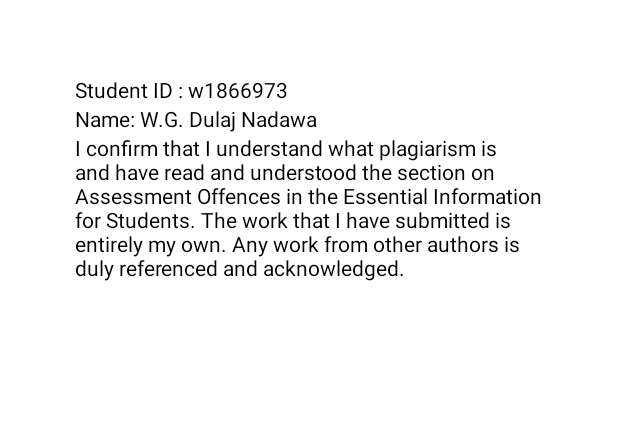
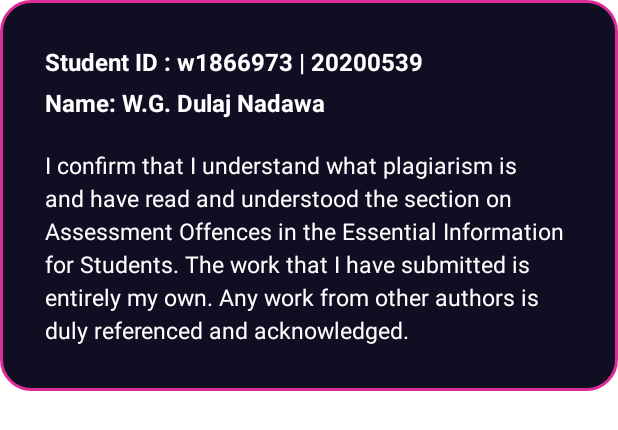
Before and after one commit to dnadawa/DiceDash, an Android app: the layout about_dialog.xml on its own in the app's theme, with its tools: preview values and no code run, on a phone screen of 412 x 824 dp. Shown: the top 430 px of the screen. Run offline under Robolectric (Android 15) with nearby library versions, the phone set to English and light mode, and no system bars.

Commit message:
Finish ui in home page

```diff
--- a/app/src/main/java/com/w1866973/diceroller/AboutDialog.kt
+++ b/app/src/main/java/com/w1866973/diceroller/AboutDialog.kt
@@ -2,9 +2,7 @@ package com.w1866973.diceroller
 
 import android.app.Dialog
 import android.content.Context
-import androidx.appcompat.app.AppCompatActivity
 import android.os.Bundle
-import android.view.View
 import android.view.Window
 
 class AboutDialog(context: Context) : Dialog(context) {
@@ -15,6 +13,6 @@ class AboutDialog(context: Context) : Dialog(context) {
     override fun onCreate(savedInstanceState: Bundle?) {
         super.onCreate(savedInstanceState)
         requestWindowFeature(Window.FEATURE_NO_TITLE)
-        setContentView(R.layout.activity_about_dialog)
+        setContentView(R.layout.about_dialog)
     }
 }
--- a/app/src/main/java/com/w1866973/diceroller/GameActivity.kt
+++ b/app/src/main/java/com/w1866973/diceroller/GameActivity.kt
@@ -342,7 +342,7 @@ class GameActivity : AppCompatActivity() {
         val inflater: LayoutInflater =
             getSystemService(Context.LAYOUT_INFLATER_SERVICE) as LayoutInflater
         val popupView: View = inflater.inflate(R.layout.game_result_dialog, null)
-        popupView.animation = AnimationUtils.loadAnimation(this, R.anim.pop_up_animation)
+        popupView.animation = AnimationUtils.loadAnimation(this, R.anim.pop_up_show)
 
         val messageTextView = popupView.findViewById<TextView>(R.id.lblWinningStatus)
         messageTextView.text = message
@@ -359,7 +359,7 @@ class GameActivity : AppCompatActivity() {
         // Create an overlay view that covers the entire screen except for the popup window
         val parentView = window.decorView.rootView as ViewGroup
         val overlayView = View(this)
-        overlayView.setBackgroundColor(Color.parseColor("#88000000"))
+        overlayView.setBackgroundResource(R.color.dimmed_background)
         val params = ViewGroup.LayoutParams(
             ViewGroup.LayoutParams.MATCH_PARENT,
             ViewGroup.LayoutParams.MATCH_PARENT
@@ -372,7 +372,7 @@ class GameActivity : AppCompatActivity() {
         val inflater: LayoutInflater =
             getSystemService(Context.LAYOUT_INFLATER_SERVICE) as LayoutInflater
         val popupView: View = inflater.inflate(R.layout.settings_dialog, null)
-        popupView.animation = AnimationUtils.loadAnimation(this, R.anim.pop_up_animation)
+        popupView.animation = AnimationUtils.loadAnimation(this, R.anim.pop_up_show)
 
         val popupWindow = PopupWindow(
             popupView,
--- /dev/null
+++ b/app/src/main/res/drawable/pop_up_background.xml
@@ -0,0 +1,6 @@
+<?xml version="1.0" encoding="UTF-8"?>
+<shape xmlns:android="http://schemas.android.com/apk/res/android">
+    <solid android:color="@color/background"/>
+    <stroke android:width="2dp" android:color="@color/secondary" />
+    <corners android:radius="20dp"/>
+</shape>
--- a/app/src/main/res/layout/activity_about_dialog.xml
+++ b/app/src/main/res/layout/about_dialog.xml
@@ -1,28 +1,36 @@
 <LinearLayout xmlns:android="http://schemas.android.com/apk/res/android"
     android:layout_width="wrap_content"
     android:layout_height="wrap_content"
-    android:background="@color/white"
+    android:background="@drawable/pop_up_background"
     android:orientation="vertical"
-    android:padding="50dp">
+    android:padding="30dp">
 
     <TextView
         android:id="@+id/textView2"
         android:layout_width="match_parent"
         android:layout_height="wrap_content"
-        android:text="Student ID : w1866973"
-        android:textColor="@color/black" />
+        android:text="Student ID : w1866973 | 20200539"
+        android:textStyle="bold"
+        android:textSize="16sp"
+        android:layout_marginBottom="5dp"
+        android:textColor="@color/white" />
 
     <TextView
         android:id="@+id/textView3"
         android:layout_width="match_parent"
         android:layout_height="wrap_content"
+        android:textStyle="bold"
+        android:textSize="16sp"
         android:text="Name: W.G. Dulaj Nadawa"
-        android:textColor="@color/black" />
+        android:textColor="@color/white" />
 
     <TextView
         android:id="@+id/textView4"
         android:layout_width="match_parent"
         android:layout_height="wrap_content"
+        android:layout_marginTop="20dp"
+        android:textSize="15sp"
+        android:lineSpacingExtra="4dp"
         android:text="I confirm that I understand what plagiarism is and have read and understood the section on Assessment Offences in the Essential Information for Students. The work that I have submitted is entirely my own. Any work from other authors is duly referenced and acknowledged."
-        android:textColor="@color/black" />
+        android:textColor="@color/white" />
 </LinearLayout>
--- a/app/src/main/res/values-night/themes.xml
+++ b/app/src/main/res/values-night/themes.xml
@@ -1,6 +1,6 @@
 <resources xmlns:tools="http://schemas.android.com/tools">
     <!-- Base application theme. -->
-    <style name="Theme.DiceRoller" parent="Theme.MaterialComponents.DayNight.DarkActionBar">
+    <style name="Theme.DiceRoller" parent="Theme.MaterialComponents.DayNight.NoActionBar">
         <!-- Primary brand color. -->
         <item name="colorPrimary">@color/purple_200</item>
         <item name="colorPrimaryVariant">@color/purple_700</item>
@@ -10,7 +10,7 @@
         <item name="colorSecondaryVariant">@color/teal_200</item>
         <item name="colorOnSecondary">@color/black</item>
         <!-- Status bar color. -->
-        <item name="android:statusBarColor">?attr/colorPrimaryVariant</item>
+        <item name="android:statusBarColor">@color/background</item>
         <!-- Customize your theme here. -->
     </style>
 </resources>
--- a/app/src/main/res/values/colors.xml
+++ b/app/src/main/res/values/colors.xml
@@ -9,4 +9,11 @@
     <color name="white">#FFFFFFFF</color>
     <color name="green">#43A047</color>
     <color name="red">#E53935</color>
+
+
+    <color name="background">#0F0E22</color>
+    <color name="image_background">#0F1110</color>
+    <color name="primary">#2D3FDD</color>
+    <color name="secondary">#DD2C98</color>
+    <color name="dimmed_background">#88000000</color>
 </resources>
--- a/app/src/main/res/values/themes.xml
+++ b/app/src/main/res/values/themes.xml
@@ -1,6 +1,6 @@
 <resources xmlns:tools="http://schemas.android.com/tools">
     <!-- Base application theme. -->
-    <style name="Theme.DiceRoller" parent="Theme.MaterialComponents.DayNight.DarkActionBar">
+    <style name="Theme.DiceRoller" parent="Theme.MaterialComponents.DayNight.NoActionBar">
         <!-- Primary brand color. -->
         <item name="colorPrimary">@color/purple_500</item>
         <item name="colorPrimaryVariant">@color/purple_700</item>
@@ -10,7 +10,7 @@
         <item name="colorSecondaryVariant">@color/teal_700</item>
         <item name="colorOnSecondary">@color/black</item>
         <!-- Status bar color. -->
-        <item name="android:statusBarColor">?attr/colorPrimaryVariant</item>
+        <item name="android:statusBarColor">@color/background</item>
         <!-- Customize your theme here. -->
     </style>
 </resources>
```
Also changed, not shown: app/src/main/java/com/w1866973/diceroller/MainActivity.kt (+17 -5 lines), app/src/main/res/anim/pop_up_animation.xml (deleted, +0 -9 lines), app/src/main/res/anim/pop_up_hide.xml (added, +18 -0 lines), app/src/main/res/anim/pop_up_show.xml (added, +18 -0 lines), app/src/main/res/layout/activity_main.xml (+26 -8 lines), app/src/main/res/values/styles.xml (added, +7 -0 lines).
